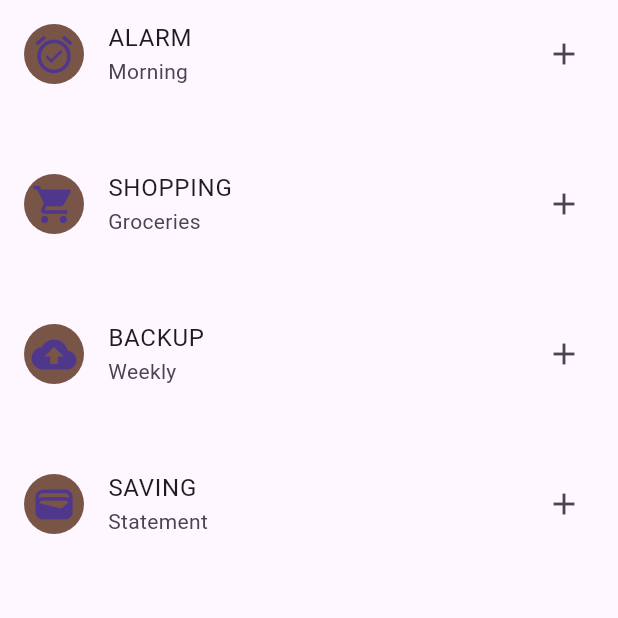
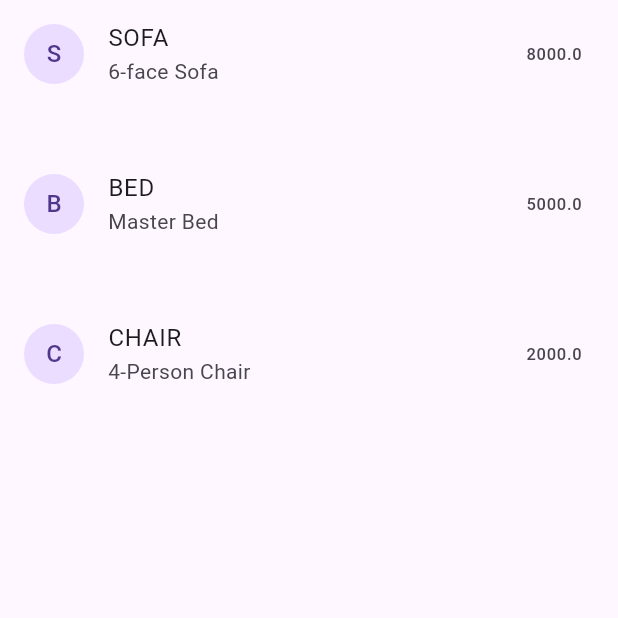
Before and after one commit to haristar/SecondFlutter, a Flutter app: the screen it shows after launch, on a phone screen of 412 x 824 dp, the top half of it. Run offline on Flutter 3.47's test engine with Material 3 defaults, Android fonts, the phone set to English and light mode, and no system bars; our stand-ins replace font_awesome_flutter.

Commit message:
Listview Commit(2)

```diff
--- a/lib/screen/AppBarr.dart
+++ b/lib/screen/AppBarr.dart
@@ -1,49 +1,29 @@
 import 'package:flutter/material.dart';
 
 class AppBarr extends StatelessWidget {
-  const AppBarr({super.key});
+   const AppBarr({super.key});
+
+  static const List<String> products = ["SOFA","BED","CHAIR"];
+  static const List<String> productDetails = ["6-face Sofa", "Master Bed","4-Person Chair"];
+  static const List<num> price = [8000.0,5000.0,2000.0];
 
   @override
   Widget build(BuildContext context) {
     return Scaffold(
-        body: Container(
-          child: ListView(
-            itemExtent: 100.0,
-            //padding: EdgeInsets.all(10.0),
-            reverse: false,
-            scrollDirection: Axis.vertical,
-            //shrinkWrap: true,
-            children: [
-              ListTile(
-                leading: CircleAvatar(child: Icon(Icons.alarm_on,size: 30.0,),backgroundColor: Colors.brown,),
-                title: Text("ALARM"),
-                subtitle: Text("Morning"),
-                trailing: Icon(Icons.add),
-                onTap: (){},
-              ),
-              ListTile(
-                leading: CircleAvatar(child: Icon(Icons.shopping_cart,size: 30.0,),backgroundColor: Colors.brown,),
-                title: Text("SHOPPING"),
-                subtitle: Text("Groceries"),
-                trailing: Icon(Icons.add),
-                onTap: (){},
-              ),
-              ListTile(
-                leading: CircleAvatar(child: Icon(Icons.backup,size: 30.0,),backgroundColor: Colors.brown,),
-                title: Text("BACKUP"),
-                subtitle: Text("Weekly"),
-                trailing: Icon(Icons.add),
-                onTap: (){},
-              ),
-              ListTile(
-                leading: CircleAvatar(child: Icon(Icons.wallet,size: 30.0,),backgroundColor: Colors.brown,),
-                title: Text("SAVING"),
-                subtitle: Text("Statement"),
-                trailing: Icon(Icons.add),
-                onTap: (){},
-              )
-            ],
-          ),
-    ));
+      body: Container(
+        child: ListView.builder(
+          itemCount : products.length,
+          itemExtent: 100.0,
+          itemBuilder: (context,index){
+            return ListTile(
+              leading: CircleAvatar(child : Text(products[index][0])),
+              title: Text(products[index]),
+              subtitle: Text(productDetails[index]),
+              trailing: Text(price[index].toString()),onTap: (){},
+            );
+          },
+        ),
+      ),
+    );
   }
 }
```
